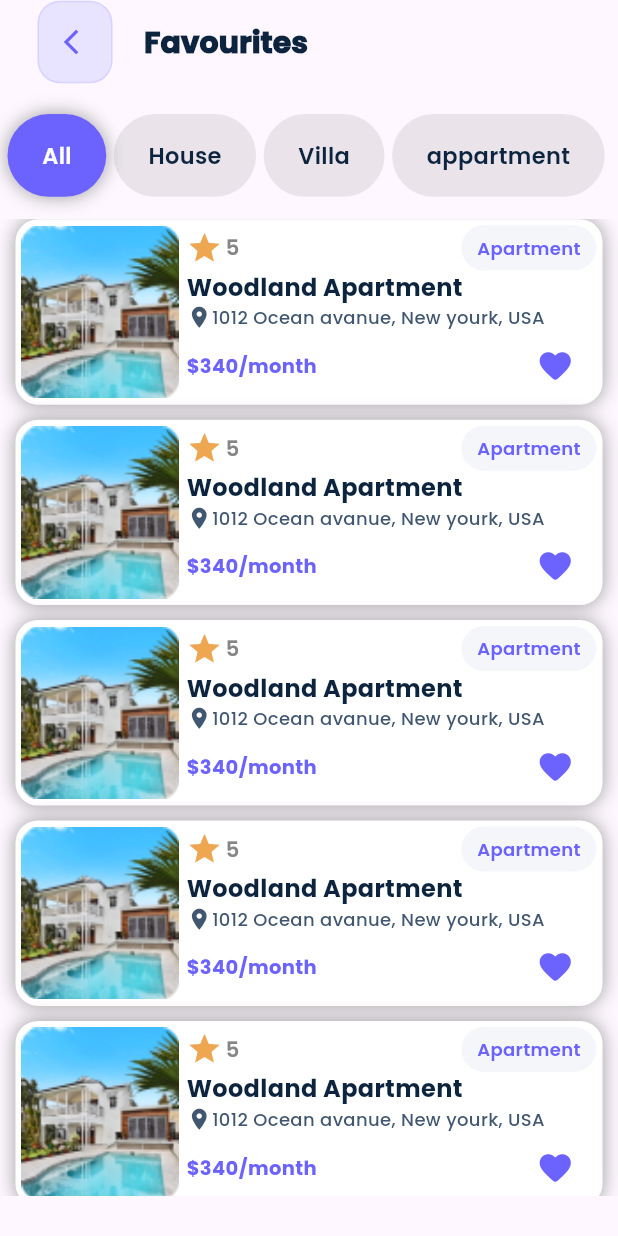
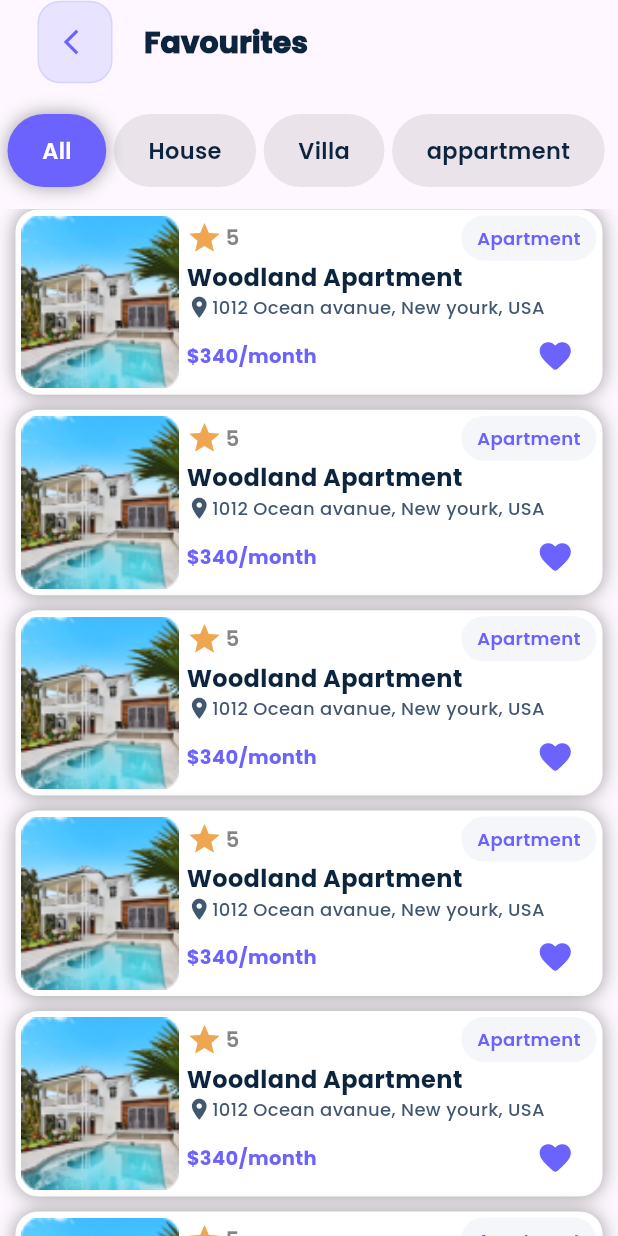
Before and after one commit to ayafathy1/Homefinder1, a Flutter app: the FavoriteScreen screen opened directly, on a phone screen of 412 x 824 dp. Run offline on Flutter 3.47's test engine with Material 3 defaults, Android fonts, the phone set to English and light mode, and no system bars; our stand-ins replace animated_splash_screen, flutter_rating_bar, get, syncfusion_flutter_sliders; missing offline and left inert: flutter_arc_text, splash_view.

Commit message:
Update favorite_screen.dart

```diff
--- a/homefinder1/lib/Screens/favorite/favorite_screen.dart
+++ b/homefinder1/lib/Screens/favorite/favorite_screen.dart
@@ -32,7 +32,7 @@ class FavoriteScreen extends StatelessWidget {
         controller: controller.scroll,
         child: Column(
           children: [
-            Container(margin: EdgeInsets.only(left: 5,top: 20),width: Get.width,height: Get.height*0.067,child:
+            Container(margin: EdgeInsets.only(left: 5,top: 20),width: Get.width,height: Get.height*0.059,child:
               ListView.separated(physics: NeverScrollableScrollPhysics(),
                   scrollDirection: Axis.horizontal,
                   itemBuilder: (context,index){
@@ -65,7 +65,7 @@ class FavoriteScreen extends StatelessWidget {
                 return SizedBox(width: 5,);
               }, itemCount: controller.types.length)
               ,),
-            Container(margin: EdgeInsets.only(top: 15),width: Get.width,height: Get.height*0.79,
+            Container(margin: EdgeInsets.only(top: 15),width: Get.width,height: Get.height,
               child: ListView.builder(controller: controller.scroll,itemCount: 10,physics: BouncingScrollPhysics(),scrollDirection: Axis.vertical,
                   itemBuilder: (context, index) {
                     return Column(
```
